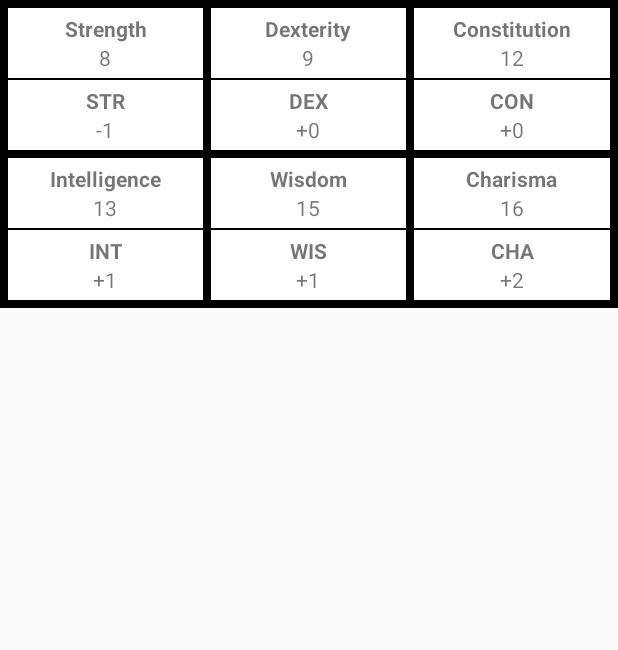
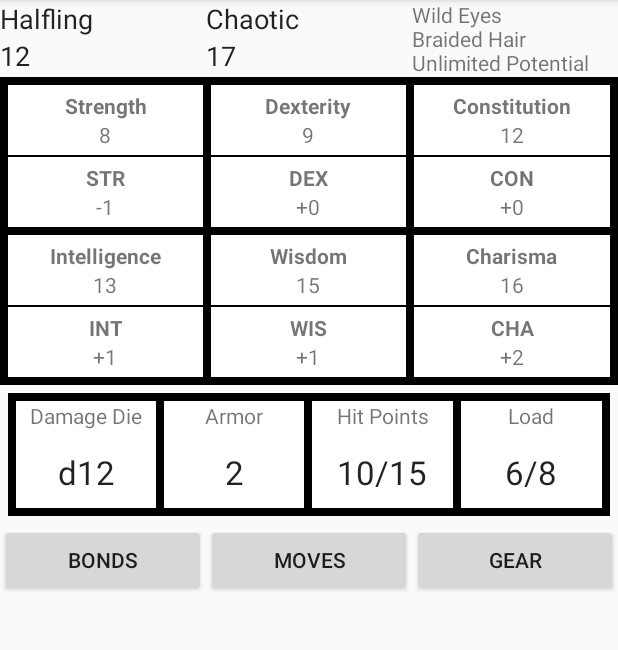
Before and after one commit to aniketschneider/dw-charsheet, an Android app: the screen it shows after launch (MainActivity), on a phone screen of 412 x 824 dp, the part 84-734 px from its top. Run offline under Robolectric (Android 15) with nearby library versions, the phone set to English and light mode, and no system bars.

Commit message:
Sketch out main character sheet layout

```diff
--- a/app/src/main/java/personal/aschneider/charsheet/AbilityScoresFragment.java
+++ b/app/src/main/java/personal/aschneider/charsheet/AbilityScoresFragment.java
@@ -34,7 +34,7 @@ public class AbilityScoresFragment extends Fragment {
 	@Override
 	public View onCreateView(LayoutInflater inflater,
 			ViewGroup container, Bundle savedInstanceState) {
-		View v = inflater.inflate(R.layout.fragment_ability_scores, null);
+		View v = inflater.inflate(R.layout.fragment_character_sheet, null);
 
         abilityScores.put(R.string.ability_strength, new AbilityScore(getString(R.string.ability_strength), 8));
         abilityScores.put(R.string.ability_dexterity, new AbilityScore(getString(R.string.ability_dexterity), 9));
--- a/app/src/main/res/layout/fragment_ability_scores.xml
+++ /dev/null
@@ -1,93 +0,0 @@
-<?xml version="1.0" encoding="utf-8"?>
-<LinearLayout xmlns:android="http://schemas.android.com/apk/res/android"
-    xmlns:my="http://schemas.android.com/apk/res-auto"
-
-    android:id="@+id/abilityContainer"
-    android:layout_width="match_parent"
-    android:layout_height="wrap_content"
-    android:orientation="vertical" >
-
-    <LinearLayout
-        android:orientation="horizontal"
-        android:layout_width="match_parent"
-        android:layout_height="wrap_content"
-        android:background="#ff000000">
-
-        <view
-            my:score="16"
-            my:statName="Strength"
-            android:layout_width="0dp"
-            android:layout_height="wrap_content"
-            class="personal.aschneider.charsheet.AbilityScoreView"
-            android:id="@+id/strWidget"
-            android:layout_weight="1"
-            android:background="#ffffffff"
-            android:layout_marginLeft="5dp"
-            android:layout_marginTop="5dp"
-            android:layout_marginBottom="5dp"/>
-        <view
-            my:score="15"
-            my:statName="Dexterity"
-            android:layout_width="0dp"
-            android:layout_height="wrap_content"
-            class="personal.aschneider.charsheet.AbilityScoreView"
-            android:id="@+id/dexWidget"
-            android:layout_weight="1"
-            android:background="#ffffffff"
-            android:layout_margin="5dp" />
-        <view
-            my:score="13"
-            my:statName="Constitution"
-            android:layout_width="0dp"
-            android:layout_height="wrap_content"
-            class="personal.aschneider.charsheet.AbilityScoreView"
-            android:id="@+id/conWidget"
-            android:layout_weight="1"
-            android:background="#ffffffff"
-            android:layout_marginRight="5dp"
-            android:layout_marginTop="5dp"
-            android:layout_marginBottom="5dp" />
-    </LinearLayout>
-
-    <LinearLayout
-        android:orientation="horizontal"
-        android:layout_width="match_parent"
-        android:layout_height="wrap_content"
-        android:background="#ff000000">
-
-        <view
-            my:score="12"
-            my:statName="Intelligence"
-            android:layout_width="0dp"
-            android:layout_height="wrap_content"
-            class="personal.aschneider.charsheet.AbilityScoreView"
-            android:id="@+id/intWidget"
-            android:layout_weight="1"
-            android:background="#ffffffff"
-            android:layout_marginLeft="5dp"
-            android:layout_marginRight="5dp"
-            android:layout_marginBottom="5dp" />
-        <view
-            my:score="9"
-            my:statName="Wisdom"
-            android:layout_width="0dp"
-            android:layout_height="wrap_content"
-            class="personal.aschneider.charsheet.AbilityScoreView"
-            android:id="@+id/wisWidget"
-            android:layout_weight="1"
-            android:background="#ffffffff"
-            android:layout_marginBottom="5dp" />
-        <view
-            my:score="8"
-            my:statName="Charisma"
-            android:layout_width="0dp"
-            android:layout_height="wrap_content"
-            class="personal.aschneider.charsheet.AbilityScoreView"
-            android:id="@+id/chaWidget"
-            android:layout_weight="1"
-            android:background="#ffffffff"
-            android:layout_marginRight="5dp"
-            android:layout_marginLeft="5dp"
-            android:layout_marginBottom="5dp" />
-    </LinearLayout>
-</LinearLayout>
--- /dev/null
+++ b/app/src/main/res/layout/fragment_character_sheet.xml
@@ -0,0 +1,292 @@
+<?xml version="1.0" encoding="utf-8"?>
+<LinearLayout xmlns:android="http://schemas.android.com/apk/res/android"
+    xmlns:my="http://schemas.android.com/apk/res-auto"
+    android:layout_width="match_parent"
+    android:layout_height="match_parent"
+    android:orientation="vertical">
+
+    <LinearLayout
+        android:layout_width="match_parent"
+        android:layout_height="wrap_content"
+        android:orientation="horizontal">
+
+        <LinearLayout
+            android:layout_width="0dp"
+            android:layout_height="wrap_content"
+            android:layout_weight="2"
+            android:orientation="vertical">
+
+            <LinearLayout
+                android:layout_width="match_parent"
+                android:layout_height="wrap_content"
+                android:orientation="horizontal">
+
+                <TextView
+                    android:layout_width="0dp"
+                    android:layout_height="match_parent"
+                    android:layout_weight="1"
+                    android:text="@string/sample_race"
+                    android:textAppearance="@android:style/TextAppearance.Medium" />
+                <TextView
+                    android:layout_width="0dp"
+                    android:layout_height="match_parent"
+                    android:layout_weight="1"
+                    android:text="@string/sample_alignment"
+                    android:textAppearance="@android:style/TextAppearance.Medium" />
+
+            </LinearLayout>
+
+            <LinearLayout
+                android:layout_width="match_parent"
+                android:layout_height="wrap_content"
+                android:orientation="horizontal">
+
+                <TextView
+                    android:layout_width="0dp"
+                    android:layout_height="match_parent"
+                    android:layout_weight="1"
+                    android:text="@string/sample_level"
+                    android:textAppearance="@android:style/TextAppearance.Medium" />
+                <TextView
+                    android:layout_width="0dp"
+                    android:layout_height="match_parent"
+                    android:layout_weight="1"
+                    android:text="@string/sample_experience"
+                    android:textAppearance="@android:style/TextAppearance.Medium" />
+
+            </LinearLayout>
+
+        </LinearLayout>
+
+        <TextView
+            android:layout_width="0dp"
+            android:layout_height="wrap_content"
+            android:layout_weight="1"
+            android:text="@string/sample_description"
+            android:id="@+id/textView" />
+
+    </LinearLayout>
+
+    <LinearLayout
+        android:id="@+id/abilityContainer"
+        android:layout_width="match_parent"
+        android:layout_height="wrap_content"
+        android:orientation="vertical" >
+
+        <LinearLayout
+            android:orientation="horizontal"
+            android:layout_width="match_parent"
+            android:layout_height="wrap_content"
+            android:background="#ff000000">
+
+            <view
+                my:score="16"
+                my:statName="Strength"
+                android:layout_width="0dp"
+                android:layout_height="wrap_content"
+                class="personal.aschneider.charsheet.AbilityScoreView"
+                android:id="@+id/strWidget"
+                android:layout_weight="1"
+                android:background="#ffffffff"
+                android:layout_marginLeft="5dp"
+                android:layout_marginTop="5dp"
+                android:layout_marginBottom="5dp"/>
+            <view
+                my:score="15"
+                my:statName="Dexterity"
+                android:layout_width="0dp"
+                android:layout_height="wrap_content"
+                class="personal.aschneider.charsheet.AbilityScoreView"
+                android:id="@+id/dexWidget"
+                android:layout_weight="1"
+                android:background="#ffffffff"
+                android:layout_margin="5dp" />
+            <view
+                my:score="13"
+                my:statName="Constitution"
+                android:layout_width="0dp"
+                android:layout_height="wrap_content"
+                class="personal.aschneider.charsheet.AbilityScoreView"
+                android:id="@+id/conWidget"
+                android:layout_weight="1"
+                android:background="#ffffffff"
+                android:layout_marginRight="5dp"
+                android:layout_marginTop="5dp"
+                android:layout_marginBottom="5dp" />
+        </LinearLayout>
+
+        <LinearLayout
+            android:orientation="horizontal"
+            android:layout_width="match_parent"
+            android:layout_height="wrap_content"
+            android:background="#ff000000">
+
+            <view
+                my:score="12"
+                my:statName="Intelligence"
+                android:layout_width="0dp"
+                android:layout_height="wrap_content"
+                class="personal.aschneider.charsheet.AbilityScoreView"
+                android:id="@+id/intWidget"
+                android:layout_weight="1"
+                android:background="#ffffffff"
+                android:layout_marginLeft="5dp"
+                android:layout_marginRight="5dp"
+                android:layout_marginBottom="5dp" />
+            <view
+                my:score="9"
+                my:statName="Wisdom"
+                android:layout_width="0dp"
+                android:layout_height="wrap_content"
+                class="personal.aschneider.charsheet.AbilityScoreView"
+                android:id="@+id/wisWidget"
+                android:layout_weight="1"
+                android:background="#ffffffff"
+                android:layout_marginBottom="5dp" />
+            <view
+                my:score="8"
+                my:statName="Charisma"
+                android:layout_width="0dp"
+                android:layout_height="wrap_content"
+                class="personal.aschneider.charsheet.AbilityScoreView"
+                android:id="@+id/chaWidget"
+                android:layout_weight="1"
+                android:background="#ffffffff"
+                android:layout_marginRight="5dp"
+                android:layout_marginLeft="5dp"
+                android:layout_marginBottom="5dp" />
+        </LinearLayout>
+    </LinearLayout>
+
+    <LinearLayout
+        android:layout_width="match_parent"
+        android:layout_height="wrap_content"
+        android:orientation="horizontal"
+        android:background="#ff000000"
+        android:layout_margin="5dp">
+
+        <LinearLayout
+            android:layout_width="0dp"
+            android:layout_height="wrap_content"
+            android:layout_weight="1"
+            android:layout_margin="5dp"
+            android:background="#ffffffff"
+            android:orientation="vertical">
+            <TextView
+                android:layout_width="match_parent"
+                android:layout_height="wrap_content"
+                android:text="@string/damageDieLabel"
+                android:background="#ffffffff"
+                android:layout_marginBottom="4dp"
+                android:gravity="center" />
+            <TextView
+                android:layout_width="match_parent"
+                android:layout_height="48dp"
+                android:textAppearance="?android:attr/textAppearanceLarge"
+                android:text="d12"
+                android:id="@+id/damageDie"
+                android:gravity="center"
+                android:background="#ffffffff"/>
+        </LinearLayout>
+        <LinearLayout
+            android:layout_width="0dp"
+            android:layout_height="wrap_content"
+            android:layout_weight="1"
+            android:background="#ffffffff"
+            android:layout_marginTop="5dp"
+            android:layout_marginRight="5dp"
+            android:layout_marginBottom="5dp"
+            android:orientation="vertical">
+            <TextView
+                android:layout_width="match_parent"
+                android:layout_height="wrap_content"
+                android:text="@string/armorLabel"
+                android:background="#ffffffff"
+                android:layout_marginBottom="4dp"
+                android:gravity="center" />
+            <TextView
+                android:layout_width="match_parent"
+                android:layout_height="48dp"
+                android:textAppearance="?android:attr/textAppearanceLarge"
+                android:text="2"
+                android:id="@+id/armor"
+                android:gravity="center"
+                android:background="#ffffffff" />
+        </LinearLayout>
+        <LinearLayout
+            android:layout_width="0dp"
+            android:layout_height="wrap_content"
+            android:layout_weight="1"
+            android:background="#ffffffff"
+            android:layout_marginTop="5dp"
+            android:layout_marginRight="5dp"
+            android:layout_marginBottom="5dp"
+            android:orientation="vertical">
+            <TextView
+                android:layout_width="match_parent"
+                android:layout_height="wrap_content"
+                android:text="@string/hitPointsLabel"
+                android:background="#ffffffff"
+                android:layout_marginBottom="4dp"
+                android:gravity="center" />
+            <TextView
+                android:layout_width="match_parent"
+                android:layout_height="48dp"
+                android:textAppearance="?android:attr/textAppearanceLarge"
+                android:text="10/15"
+                android:id="@+id/hitPoints"
+                android:gravity="center"
+                android:background="#ffffffff" />
+        </LinearLayout>
+        <LinearLayout
+            android:layout_width="0dp"
+            android:layout_height="wrap_content"
+            android:layout_weight="1"
+            android:background="#ffffffff"
+            android:layout_marginTop="5dp"
+            android:layout_marginRight="5dp"
+            android:layout_marginBottom="5dp"
+            android:orientation="vertical">
+            <TextView
+                android:layout_width="match_parent"
+                android:layout_height="wrap_content"
+                android:text="@string/loadLabel"
+                android:background="#ffffffff"
+                android:layout_marginBottom="4dp"
+                android:gravity="center" />
+            <TextView
+                android:layout_width="match_parent"
+                android:layout_height="48dp"
+                android:textAppearance="?android:attr/textAppearanceLarge"
+                android:text="6/8"
+                android:id="@+id/load"
+                android:gravity="center"
+                android:background="#ffffffff" />
+        </LinearLayout>
+
+    </LinearLayout>
+
+    <LinearLayout
+        android:layout_width="match_parent"
+        android:layout_height="wrap_content">
+
+        <Button
+            android:layout_width="0dp"
+            android:layout_height="wrap_content"
+            android:layout_weight="1"
+            android:text="@string/bonds" />
+
+        <Button
+            android:layout_width="0dp"
+            android:layout_height="wrap_content"
+            android:layout_weight="1"
+            android:text="@string/moves" />
+
+        <Button
+            android:layout_width="0dp"
+            android:layout_height="wrap_content"
+            android:layout_weight="1"
+            android:text="@string/gear" />
+
+    </LinearLayout>
+</LinearLayout>
--- /dev/null
+++ b/app/src/main/res/values/samples.xml
@@ -0,0 +1,9 @@
+<?xml version="1.0" encoding="utf-8"?>
+<resources>
+    <string name="sample_name">Kai the Druid</string>
+    <string name="sample_race">Halfling</string>
+    <string name="sample_alignment">Chaotic</string>
+    <string name="sample_level">12</string>
+    <string name="sample_experience">17</string>
+    <string name="sample_description">Wild Eyes\nBraided Hair\nUnlimited Potential</string>
+</resources>
--- a/app/src/main/res/values/strings.xml
+++ b/app/src/main/res/values/strings.xml
@@ -9,5 +9,12 @@
     <string name="ability_intelligence">Intelligence</string>
     <string name="ability_wisdom">Wisdom</string>
     <string name="ability_charisma">Charisma</string>
+    <string name="damageDieLabel">Damage Die</string>
+    <string name="armorLabel">Armor</string>
+    <string name="hitPointsLabel">Hit Points</string>
+    <string name="loadLabel">Load</string>
+    <string name="bonds">Bonds</string>
+    <string name="moves">Moves</string>
+    <string name="gear">Gear</string>
 
 </resources>
```
